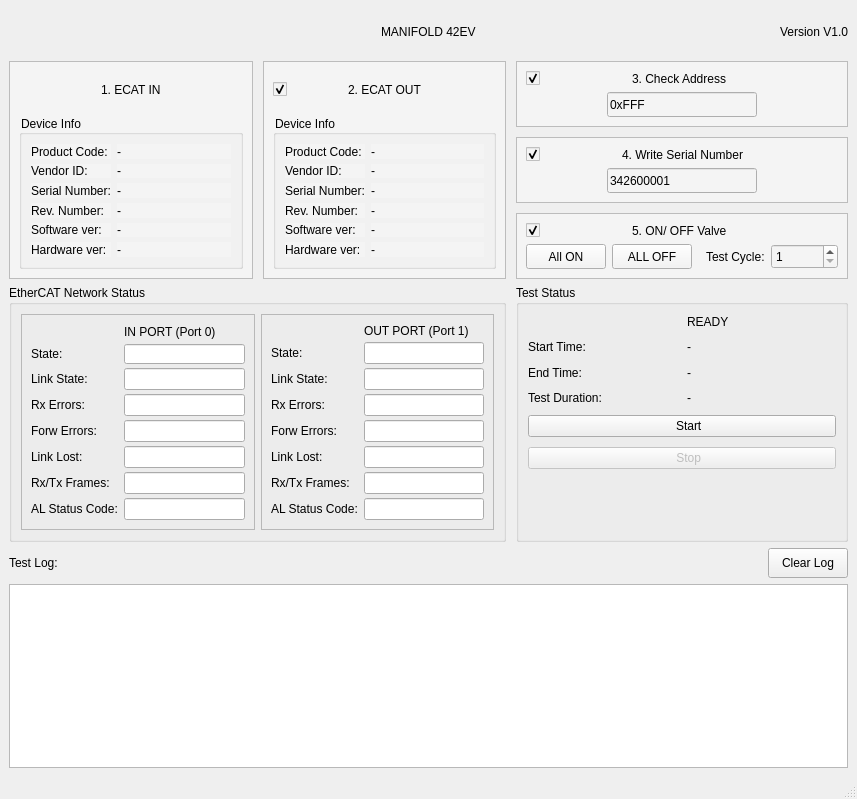
The window that mainwindow.ui (tuanthanhhh/EC-Master-Lite) describes before a commit, drawn with Qt 5.
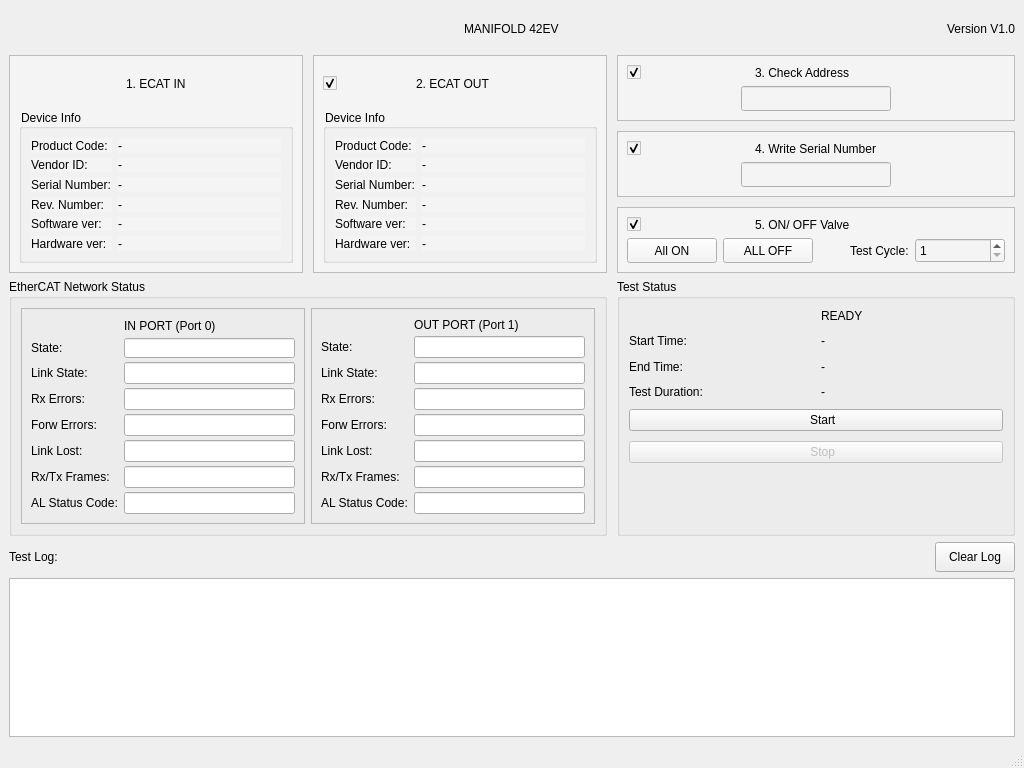
The same window after the commit. Icons and pictures are not drawn.

Patch:
```diff
--- a/mainwindow.ui
+++ b/mainwindow.ui
@@ -6,8 +6,8 @@
    <rect>
     <x>0</x>
     <y>0</y>
-    <width>857</width>
-    <height>799</height>
+    <width>1024</width>
+    <height>768</height>
    </rect>
   </property>
   <property name="windowTitle">
@@ -401,7 +401,7 @@
                 </size>
                </property>
                <property name="text">
-                <string>0xFFF</string>
+                <string/>
                </property>
               </widget>
              </item>
@@ -490,7 +490,7 @@
                 </size>
                </property>
                <property name="text">
-                <string>342600001</string>
+                <string/>
                </property>
               </widget>
              </item>
```
Left out of the diff: 8 changed lines with no effect on the pictures.
